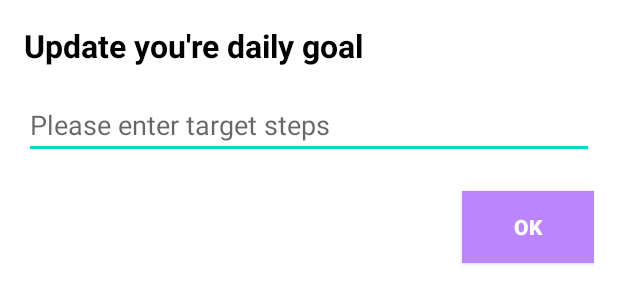
After one commit to Prajwalpraju3/step_counter, an Android app: the layout simple_input.xml on its own in the app's theme, with its tools: preview values and no code run, on a phone screen of 412 x 824 dp. The commit adds this screen. Shown: the top 304 px of the screen. Run offline under Robolectric (Android 15) with nearby library versions, the phone set to English and light mode, and no system bars.

Commit message:
target updated

```diff
--- a/app/src/main/java/com/example/stepcountpoc/other/StringConstant.kt
+++ b/app/src/main/java/com/example/stepcountpoc/other/StringConstant.kt
@@ -3,3 +3,4 @@ package com.ix.ibrahim7.stepcounter.other
 const val TAG = "eee"
 const val SHARE = "share"
 const val STEP_COUNT_TODAY = "step_today"
+const val STEP_COUNT_TARGET = "step_count_target"
--- a/app/src/main/res/layout/activity_main.xml
+++ b/app/src/main/res/layout/activity_main.xml
@@ -45,6 +45,7 @@
             android:layout_width="24dp"
             android:layout_height="24dp"
             android:padding="4dp"
+            android:visibility="gone"
             android:outlineAmbientShadowColor="@color/purple_200"
             app:layout_constraintStart_toEndOf="@+id/tv_total_steps_value"
             app:layout_constraintTop_toTopOf="@id/tv_total_steps_value"
--- /dev/null
+++ b/app/src/main/res/layout/simple_input.xml
@@ -0,0 +1,55 @@
+<?xml version="1.0" encoding="utf-8"?>
+<layout xmlns:android="http://schemas.android.com/apk/res/android"
+    xmlns:app="http://schemas.android.com/apk/res-auto"
+    xmlns:tools="http://schemas.android.com/tools"
+    tools:ignore="MissingDefaultResource">
+
+    <data>
+
+    </data>
+
+    <androidx.constraintlayout.widget.ConstraintLayout
+        android:layout_width="match_parent"
+        android:layout_height="wrap_content"
+        android:padding="16dp">
+
+        <androidx.appcompat.widget.AppCompatTextView
+            android:id="@+id/tvTitle"
+            android:layout_width="wrap_content"
+            android:layout_height="wrap_content"
+            android:text="Update you're daily goal"
+            android:textColor="@color/black"
+            android:textSize="21sp"
+            android:textStyle="bold"
+            app:layout_constraintStart_toStartOf="parent"
+            app:layout_constraintTop_toTopOf="parent" />
+
+        <androidx.appcompat.widget.AppCompatEditText
+            android:id="@+id/et_steps"
+            android:layout_width="match_parent"
+            android:layout_height="wrap_content"
+            android:layout_marginTop="16dp"
+           android:hint="Please enter target steps"
+            android:textColor="@color/black"
+            android:textSize="18sp"
+            android:inputType="number"
+            android:digits="1234567890"
+            app:layout_constraintStart_toStartOf="parent"
+            app:layout_constraintTop_toBottomOf="@+id/tvTitle" />
+
+        <androidx.appcompat.widget.AppCompatButton
+            android:id="@+id/bt_ok"
+            android:layout_width="wrap_content"
+            android:layout_height="wrap_content"
+            app:layout_constraintTop_toBottomOf="@+id/et_steps"
+            app:layout_constraintEnd_toEndOf="parent"
+            android:text="Ok"
+            android:background="@color/purple_200"
+            android:textColor="@color/white"
+            android:textStyle="bold"
+            android:layout_marginTop="21dp"
+            app:layout_constraintBottom_toBottomOf="parent"
+            android:layout_marginBottom="21dp"/>
+
+    </androidx.constraintlayout.widget.ConstraintLayout>
+</layout>
--- a/app/src/main/res/values/strings.xml
+++ b/app/src/main/res/values/strings.xml
@@ -2,4 +2,7 @@
     <string name="app_name">Step count POC</string>
     <string name="long_tap_on_the_count_to_reset_steps">Long tap on the count to reset steps</string>
     <string name="total_steps">"Today's total steps : "</string>
+    <string name="change_target_count">Update Daily Goal</string>
+    <string name="clear_steps">Clear All Steps</string>
+    <string name="modify_data">Update Daily Goal</string>
 </resources>
```
Also changed, not shown: app/src/main/java/com/example/stepcountpoc/MainActivity.kt (+106 -14 lines), app/src/main/java/com/example/stepcountpoc/sevices/MyService.kt (+13 -8 lines), app/src/main/res/menu/steps_menu.xml (added, +11 -0 lines), app/src/main/res/xml/steps_menu.xml (added, +13 -0 lines).
